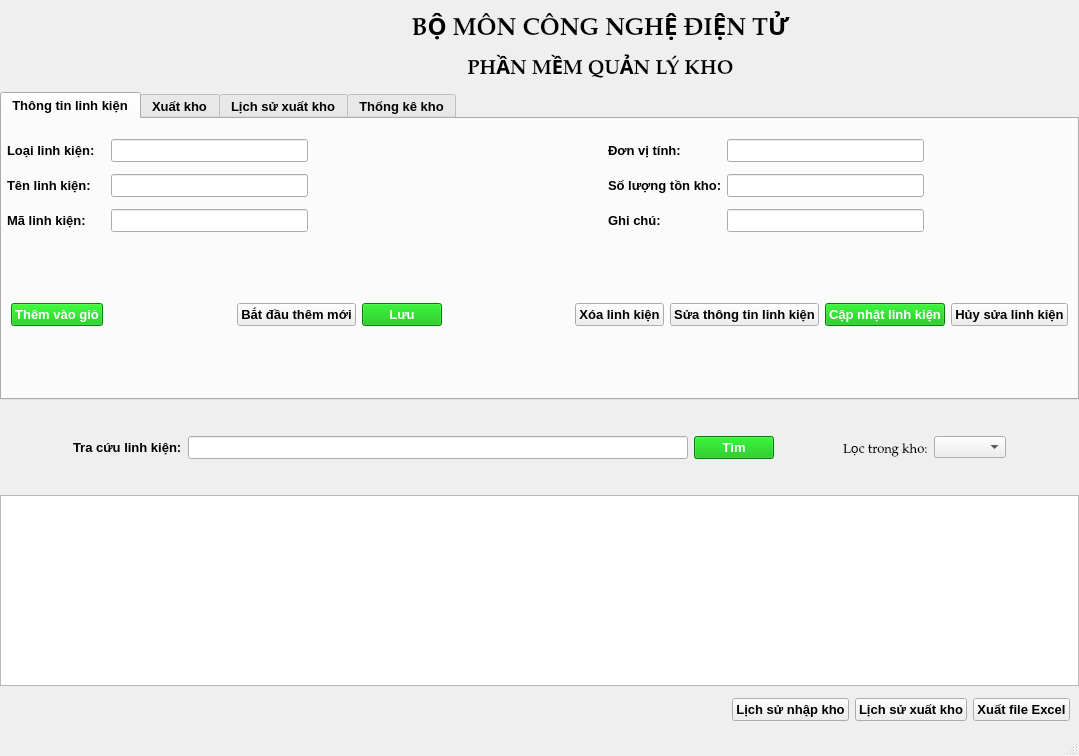
Above: NhapXuatKho_CNDT/mainwindow.ui from ngockhang2017/NhapXuatKho_CNDT before the change. Below: the same form after it.
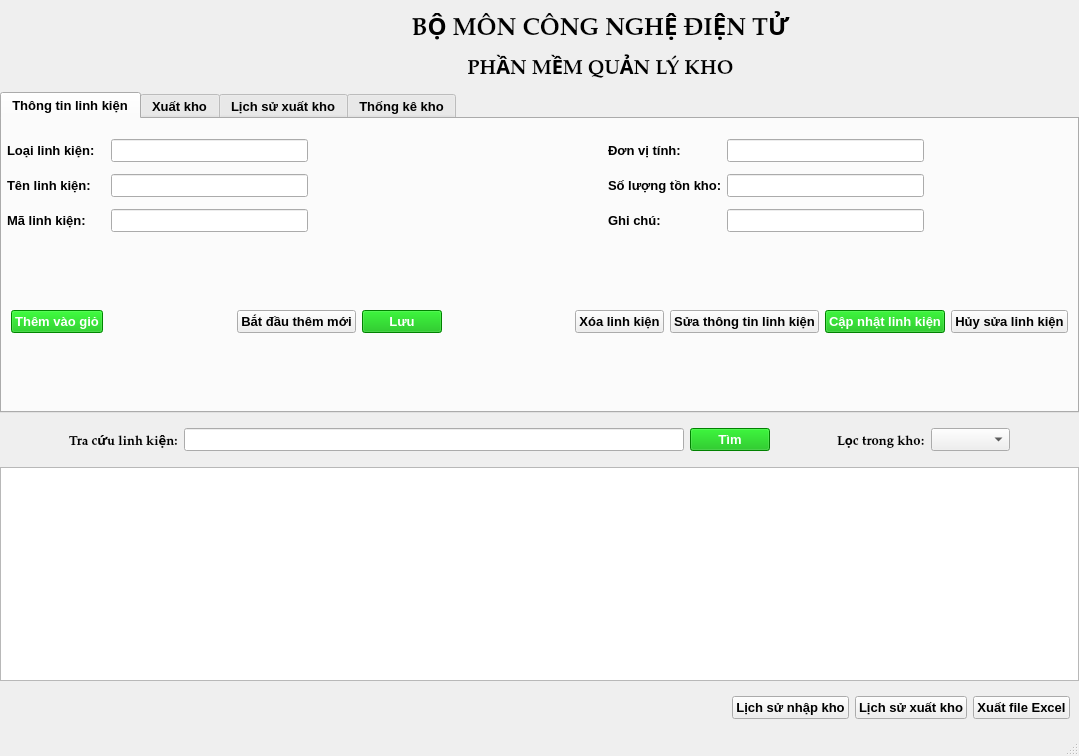
That is the form after the change. Icons and pictures are not drawn.

```diff
--- a/NhapXuatKho_CNDT/mainwindow.ui
+++ b/NhapXuatKho_CNDT/mainwindow.ui
@@ -127,7 +127,7 @@
     </item>
     <item>
      <widget class="QWidget" name="widget_2" native="true">
-      <layout class="QVBoxLayout" name="verticalLayout_3" stretch="6,2,4,1">
+      <layout class="QVBoxLayout" name="verticalLayout_3" stretch="6,1,4,1">
        <property name="spacing">
         <number>0</number>
        </property>
@@ -1005,6 +1005,7 @@
               <widget class="QLabel" name="label_3">
                <property name="font">
                 <font>
+                 <family>Palatino Linotype</family>
                  <pointsize>10</pointsize>
                  <weight>75</weight>
                  <bold>true</bold>
@@ -1068,6 +1069,8 @@
                 <font>
                  <family>Palatino Linotype</family>
                  <pointsize>10</pointsize>
+                 <weight>75</weight>
+                 <bold>true</bold>
                 </font>
                </property>
                <property name="text">
@@ -1076,7 +1079,15 @@
               </widget>
              </item>
              <item>
-              <widget class="QComboBox" name="comboBox"/>
+              <widget class="QComboBox" name="comboBox">
+               <property name="font">
+                <font>
+                 <pointsize>10</pointsize>
+                 <weight>75</weight>
+                 <bold>true</bold>
+                </font>
+               </property>
+              </widget>
              </item>
              <item>
               <spacer name="horizontalSpacer_3">
```
